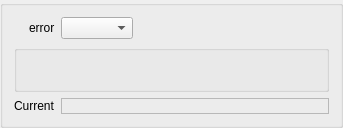
First picture: the form in rare/ui/components/tabs/settings/widgets/overlay.ui, repository RareDevs/Rare, before the edit.
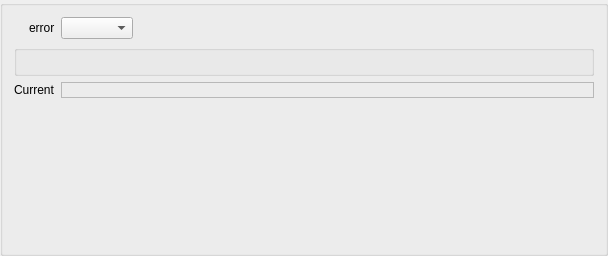
Second picture: the form after the edit.

Commit message: OverlaySettings: add a second form layout on the right to split options into two columns

The edit to the form file:
```diff
--- a/rare/ui/components/tabs/settings/widgets/overlay.ui
+++ b/rare/ui/components/tabs/settings/widgets/overlay.ui
@@ -6,8 +6,8 @@
    <rect>
     <x>0</x>
     <y>0</y>
-    <width>343</width>
-    <height>119</height>
+    <width>608</width>
+    <height>256</height>
    </rect>
   </property>
   <property name="windowTitle">
@@ -88,7 +88,7 @@
      <property name="title">
       <string notr="true"/>
      </property>
-     <layout class="QGridLayout" name="options_layout">
+     <layout class="QGridLayout" name="options_layout" columnstretch="1,1">
       <item row="1" column="0">
        <layout class="QFormLayout" name="options_form">
         <property name="labelAlignment">
@@ -99,18 +99,12 @@
       <item row="0" column="0">
        <layout class="QGridLayout" name="options_grid"/>
       </item>
-      <item row="0" column="1" rowspan="2">
-       <spacer name="hspacer">
-        <property name="orientation">
-         <enum>Qt::Orientation::Horizontal</enum>
+      <item row="1" column="1">
+       <layout class="QFormLayout" name="right_options_form">
+        <property name="labelAlignment">
+         <set>Qt::AlignmentFlag::AlignRight|Qt::AlignmentFlag::AlignTrailing|Qt::AlignmentFlag::AlignVCenter</set>
         </property>
-        <property name="sizeHint" stdset="0">
-         <size>
-          <width>40</width>
-          <height>20</height>
-         </size>
-        </property>
-       </spacer>
+       </layout>
       </item>
      </layout>
     </widget>
```
Left out of the diff: 4 changed lines with no effect on the pictures. The commit also changes 2 other files.
